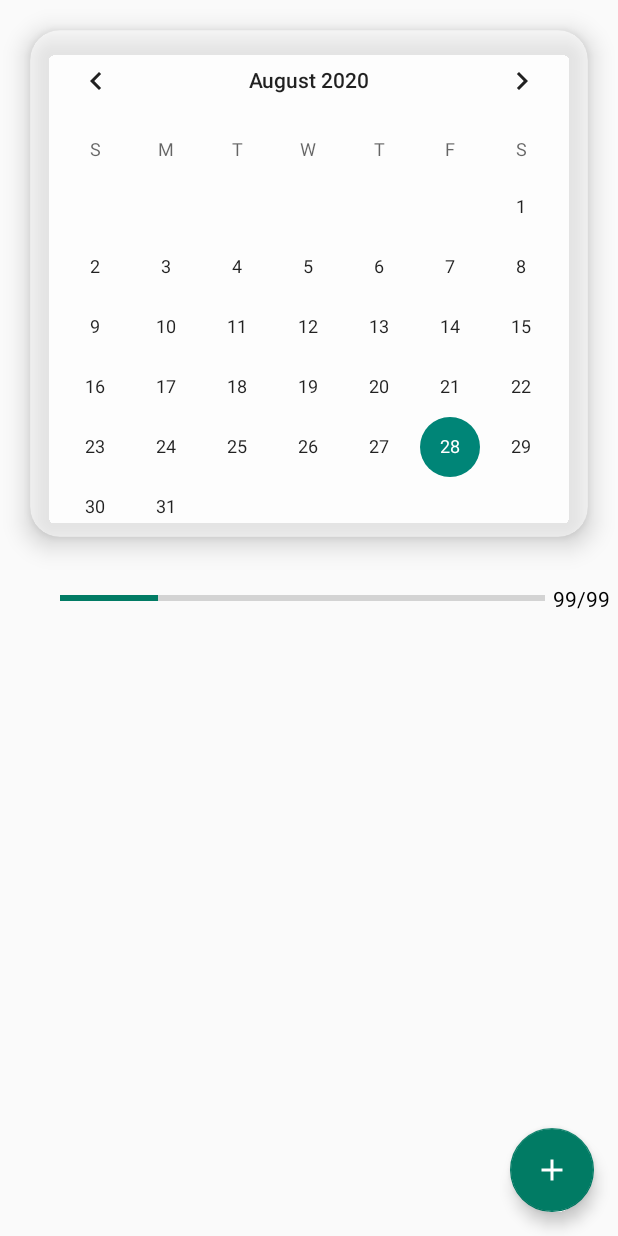
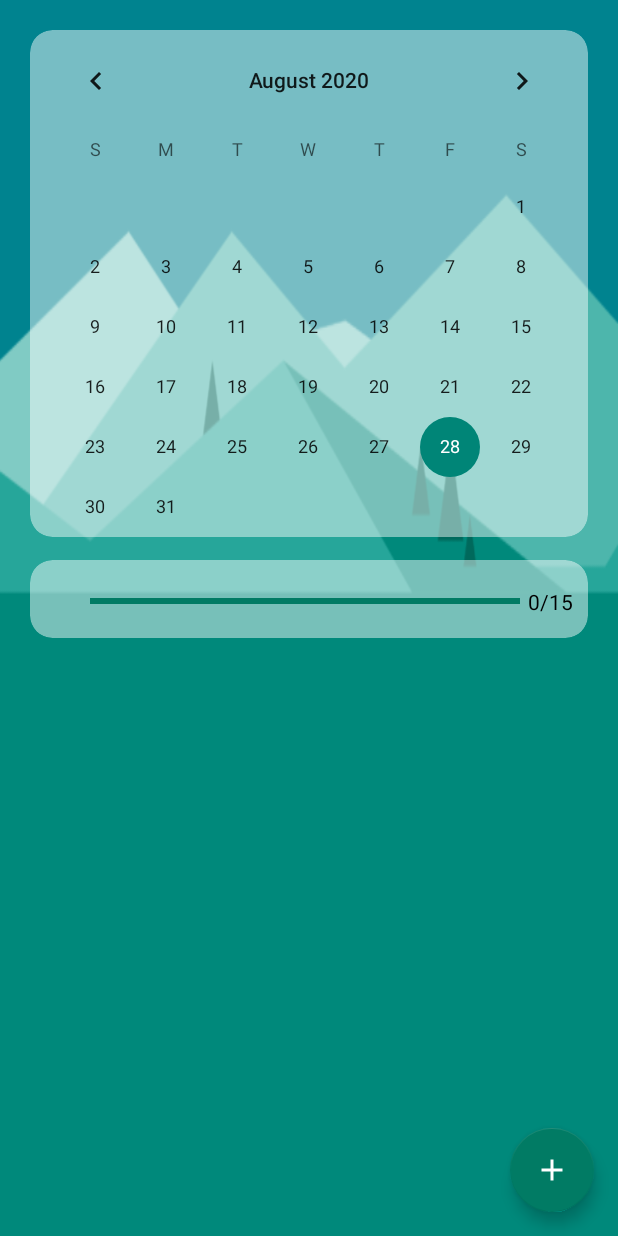
Before and after one commit to Anton7692/The-Two-Day-Rule-Calendar, an Android app: the layout activity_main.xml on its own in the app's theme, with its tools: preview values and no code run, on a phone screen of 412 x 824 dp. Run offline under Robolectric (Android 15) with nearby library versions, the phone set to English and light mode, and no system bars.

```diff
--- a/app/src/main/res/layout-v21/activity_main.xml
+++ b/app/src/main/res/layout-v21/activity_main.xml
@@ -8,6 +8,7 @@
     android:layout_height="match_parent"
     tools:context=".MainActivity"
     android:background="@drawable/qq_bg">
+    <!-- To change picture change background above -->
 
     <com.google.android.material.floatingactionbutton.FloatingActionButton
         android:layout_width="wrap_content"
--- a/app/src/main/res/layout/activity_main.xml
+++ b/app/src/main/res/layout/activity_main.xml
@@ -6,7 +6,9 @@
     xmlns:app="http://schemas.android.com/apk/res-auto"
     android:layout_width="match_parent"
     android:layout_height="match_parent"
-    tools:context=".MainActivity">
+    tools:context=".MainActivity"
+    android:background="@drawable/qq_bg">
+    <!-- To change picture change background above -->
 
     <com.google.android.material.floatingactionbutton.FloatingActionButton
         android:layout_width="wrap_content"
@@ -32,19 +34,32 @@
                 android:layout_marginRight="20dp"
                 android:layout_marginLeft="20dp"
                 android:layout_marginTop="20dp"
-                app:cardCornerRadius="20dp"
+                android:layout_marginBottom="10dp"
+                app:cardCornerRadius="15dp"
                 android:backgroundTint="@color/transparentWhite"
-                app:cardElevation="10dp">
+                app:cardElevation="0dp">
+                <!-- To change transparency go to res/values/colors.xml -->
                 <CalendarView
                     android:id="@+id/calendar_grid"
                     android:layout_width="match_parent"
                     android:layout_height="wrap_content"
                     android:layout_gravity="top"
-                    android:theme="@style/Theme.Design.Light" >
+                    android:backgroundTint="@color/transparentWhite"
+                    android:theme="@style/Theme.Design.Light">
 
                 </CalendarView>
             </androidx.cardview.widget.CardView>
 
+            <androidx.cardview.widget.CardView
+                android:layout_width="match_parent"
+                android:layout_height="wrap_content"
+                android:layout_marginRight="20dp"
+                android:layout_marginLeft="20dp"
+                android:layout_marginTop="5dp"
+                android:layout_marginBottom="10dp"
+                app:cardCornerRadius="15dp"
+                android:backgroundTint="@color/transparentWhite"
+                app:cardElevation="0dp">
                 <LinearLayout
                     android:layout_width="match_parent"
                     android:layout_height="wrap_content"
@@ -61,10 +76,11 @@
                         android:layout_height="wrap_content"
                         android:layout_marginStart="40dp"
                         android:layout_marginEnd="5dp"
+                        android:layout_marginBottom="6dp"
                         android:layout_weight="1"
                         android:indeterminate="false"
-                    android:max="99"
-                    android:minHeight="50dp"
+                        android:max="15"
+                        android:minHeight="30dp"
                         android:progress="20"
                         android:progressTint="@color/colorPrimary">
                     </ProgressBar>
@@ -72,16 +88,30 @@
                     <TextView
                         android:layout_width="wrap_content"
                         android:layout_height="wrap_content"
-                    android:layout_marginEnd="5dp"
-                    android:text="99/99"
+                        android:layout_marginEnd="10dp"
+                        android:layout_marginBottom="6dp"
+                        android:text="0/15"
                         android:textColor="@android:color/black" />
                 </LinearLayout>
+            </androidx.cardview.widget.CardView>
+            <androidx.cardview.widget.CardView
+                android:layout_width="match_parent"
+                android:layout_height="wrap_content"
+                android:layout_marginRight="20dp"
+                android:layout_marginLeft="20dp"
+                android:layout_marginTop="5dp"
+                android:layout_marginBottom="10dp"
+                app:cardCornerRadius="15dp"
+                android:backgroundTint="@color/transparentWhite"
+                app:cardElevation="0dp">
                 <LinearLayout
                     android:id="@+id/ll_for_todos"
                     android:layout_width="match_parent"
                     android:layout_height="wrap_content"
                     android:orientation="vertical">
                 </LinearLayout>
+
+            </androidx.cardview.widget.CardView>
         </LinearLayout>
     </ScrollView>
 
```
Lines whose indentation alone changed are shown as unchanged.
